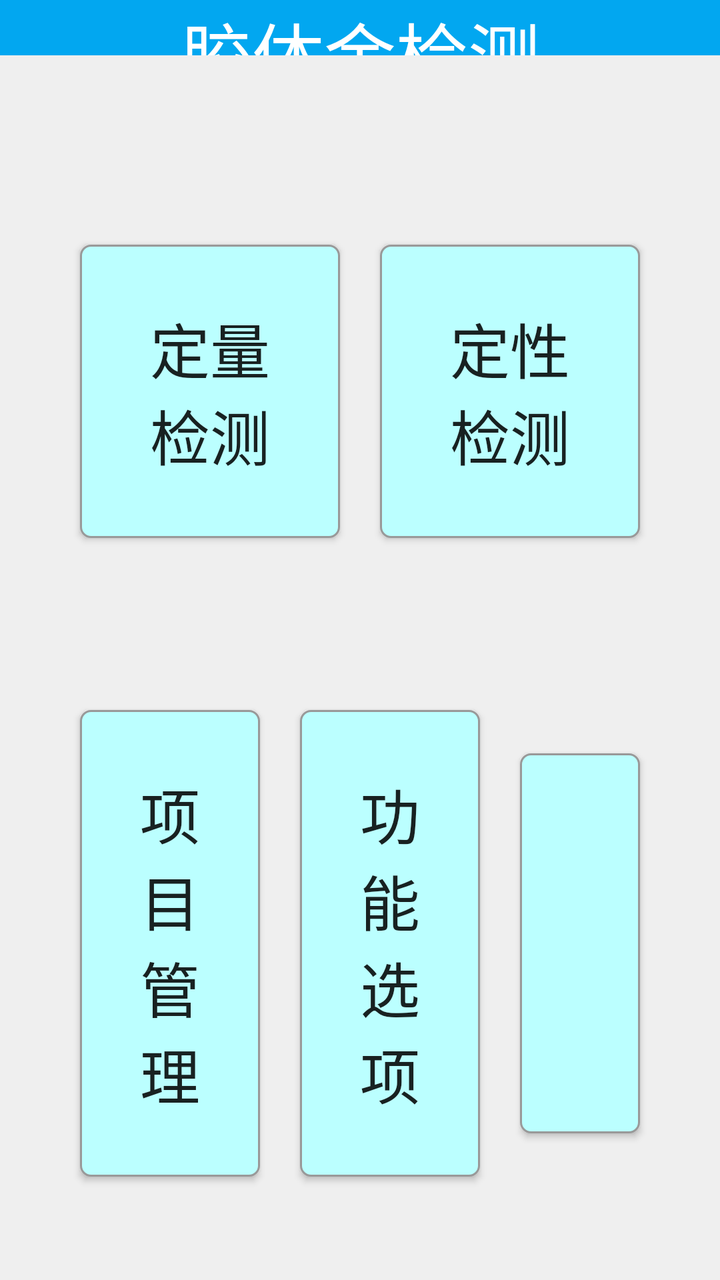
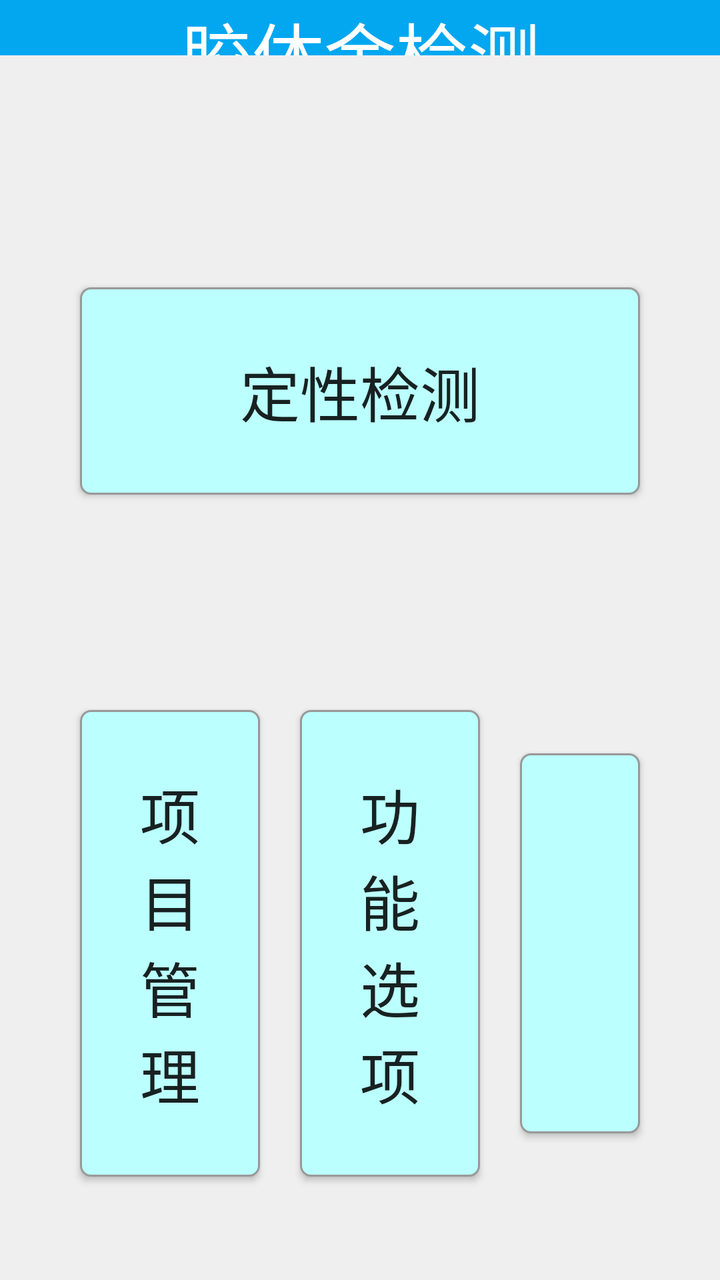

Before-and-after screenshots of an Android layout around one commit, followed by the original layout XML and the change that was made.
<!-- AndroidManifest.xml: application theme AppTheme -->
<!-- res/layout/activity_main_jinbiao.xml -->
<androidx.constraintlayout.widget.ConstraintLayout
    xmlns:android="http://schemas.android.com/apk/res/android"
    xmlns:app="http://schemas.android.com/apk/res-auto"
    android:layout_width="match_parent"
    android:layout_height="match_parent"
    android:background="@color/BACK_GROUND_COLOR"
    >

    <TextView
        android:id="@+id/tv_title"
        android:layout_width="match_parent"
        android:layout_height="0dp"
        app:layout_constraintTop_toTopOf="parent"
        app:layout_constraintDimensionRatio="h,13:1"
        android:textSize="36sp"
        android:layout_weight="1"
        android:background="@color/THEME_COLOR"
        android:gravity="center"
        android:text="胶体金检测"
        android:textColor="@color/white"
        />

    <LinearLayout
        android:layout_width="match_parent"
        android:layout_height="0dp"
        app:layout_constraintTop_toBottomOf="@+id/tv_title"
        app:layout_constraintBottom_toBottomOf="parent"
        android:orientation="vertical"
        android:padding="30dp"
        >

        <LinearLayout
            android:layout_width="match_parent"
            android:layout_height="0dp"
            android:layout_weight="1"
            android:orientation="horizontal"
            android:gravity="center"
            >

            <Button
                android:layout_width="wrap_content"
                android:layout_height="wrap_content"
                android:padding="30dp"
                android:layout_weight="1.0"
                android:background="@drawable/main_change_btu_shape"
                android:onClick="ClickLin"
                android:text="定量检测"
                android:textSize="30sp"
                android:layout_margin="10dp"
                />
            <Button
                android:layout_width="wrap_content"
                android:layout_height="wrap_content"
                android:padding="30dp"
                android:layout_weight="1.0"
                android:background="@drawable/main_change_btu_shape"
                android:onClick="ClickDinXin"
                android:text="定性检测"
                android:textSize="30sp"
                android:layout_margin="10dp"
                />


        </LinearLayout>


        <LinearLayout
            android:layout_width="match_parent"
            android:layout_height="0dp"
            android:layout_weight="1"
            android:orientation="horizontal"
            android:gravity="center"
            >
            <Button
                android:layout_width="wrap_content"
                android:layout_height="wrap_content"
                android:padding="30dp"
                android:layout_weight="1.0"
                android:background="@drawable/main_change_btu_shape"
                android:onClick="ClickProject"
                android:text="项目管理"
                android:textSize="30sp"
                android:layout_margin="10dp"
                />

            <Button
                android:layout_width="wrap_content"
                android:layout_height="wrap_content"
                android:padding="30dp"
                android:layout_weight="1.0"
                android:background="@drawable/main_change_btu_shape"
                android:onClick="ClickSelect"
                android:text="功能选项"
                android:textSize="30sp"
                android:layout_margin="10dp"
                />

            <Button
                android:layout_width="wrap_content"
                android:layout_height="wrap_content"
                android:padding="30dp"
                android:layout_weight="1.0"
                android:background="@drawable/main_change_btu_shape"
                android:onClick="ClickExit"
                android:text="进出卡"
                android:textSize="30sp"
                android:layout_margin="10dp"
                />
            
        </LinearLayout>

    </LinearLayout>


</androidx.constraintlayout.widget.ConstraintLayout>
<!-- resources referenced by this layout -->
<resources>
  <color name="BACK_GROUND_COLOR">#efefef</color>
  <color name="THEME_COLOR">#02A7F0</color>
  <color name="white">#ffffff</color>
  <!-- drawable main_change_btu_shape (drawable) -->
  <?xml version="1.0" encoding="utf-8"?>
  <shape xmlns:android="http://schemas.android.com/apk/res/android" >
  
      <corners android:radius="5dp" />
  
      <solid android:color="#bbffff" />
  
      <stroke
          android:width="1dp"
          android:color="#999999" />
  
  </shape>
  <style name="AppTheme" parent="Theme.AppCompat.Light.DarkActionBar">
          
          <item name="android:windowNoTitle">true</item>
          <item name="android:windowFullscreen">true</item>
      </style>
</resources>

<!-- the commit's change to res/layout/activity_main_jinbiao.xml (unified diff, before → after) -->
@@ -46,6 +46,7 @@
                 android:onClick="ClickLin"
                 android:text="定量检测"
                 android:textSize="30sp"
+                android:visibility="gone"
                 android:layout_margin="10dp"
                 />
             <Button
@@ -106,7 +107,7 @@
                 android:textSize="30sp"
                 android:layout_margin="10dp"
                 />
-            
+
         </LinearLayout>
 
     </LinearLayout>
